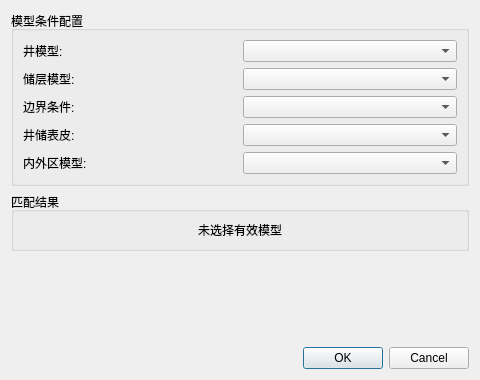
Qt form modelselect.ui (Luqinghao1/WT10260204) before a commit.
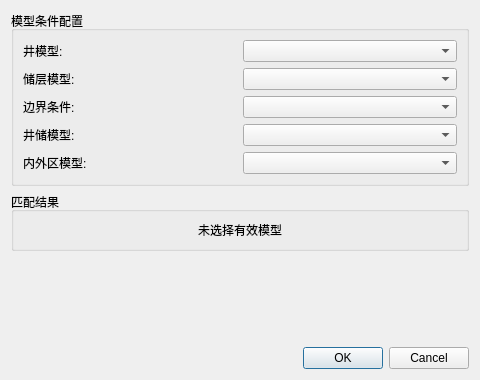
The same form after that commit.

Diff of the .ui file:
```diff
--- a/modelselect.ui
+++ b/modelselect.ui
@@ -56,7 +56,7 @@
       <item row="3" column="0">
        <widget class="QLabel" name="label_4">
         <property name="text">
-         <string>井储表皮:</string>
+         <string>井储模型:</string>
         </property>
        </widget>
       </item>
```
Left out of the diff: 4 changed lines with no effect on the pictures. Lines whose indentation alone changed are shown as unchanged.
